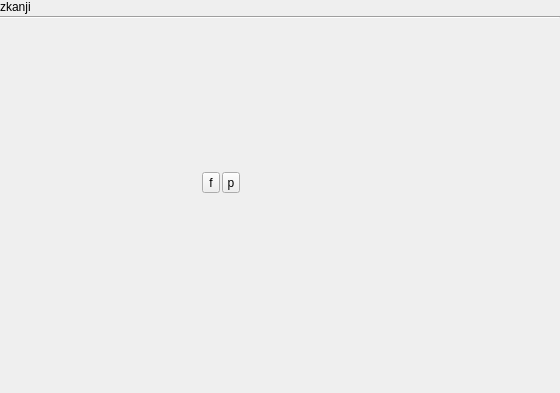
Before: the Qt Designer form popupdict.ui in z1dev/zkanji, drawn with Qt 5.
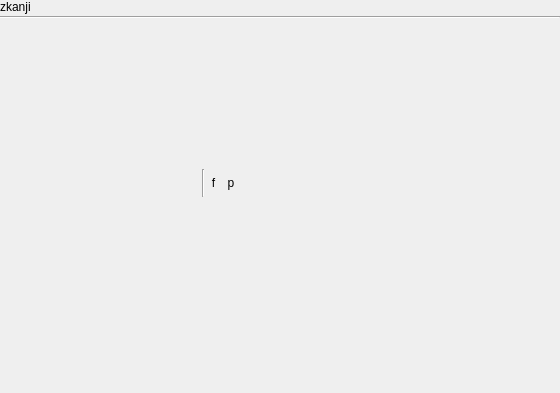
After: the same form once the commit is applied. Icons and pictures are not drawn. Custom widgets are drawn as their Qt base class.

What changed in the file:
```diff
--- a/popupdict.ui
+++ b/popupdict.ui
@@ -94,7 +94,7 @@
        </property>
        <layout class="QHBoxLayout" name="controlLayout">
         <property name="spacing">
-         <number>2</number>
+         <number>0</number>
         </property>
         <property name="leftMargin">
          <number>2</number>
@@ -108,11 +108,31 @@
         <property name="bottomMargin">
          <number>0</number>
         </property>
+        <item>
+         <widget class="Line" name="line_2">
+          <property name="orientation">
+           <enum>Qt::Vertical</enum>
+          </property>
+         </widget>
+        </item>
         <item>
          <widget class="QToolButton" name="floatButton">
           <property name="text">
            <string>f</string>
           </property>
+          <property name="icon">
+           <iconset resource="Resources/resources.qrc">
+            <normaloff>:/floatwnd.svg</normaloff>:/floatwnd.svg</iconset>
+          </property>
+          <property name="iconSize">
+           <size>
+            <width>18</width>
+            <height>18</height>
+           </size>
+          </property>
+          <property name="autoRaise">
+           <bool>true</bool>
+          </property>
          </widget>
         </item>
         <item>
@@ -120,9 +140,22 @@
           <property name="text">
            <string>p</string>
           </property>
+          <property name="icon">
+           <iconset resource="Resources/resources.qrc">
+            <normaloff>:/closex.svg</normaloff>:/closex.svg</iconset>
+          </property>
+          <property name="iconSize">
+           <size>
+            <width>18</width>
+            <height>18</height>
+           </size>
+          </property>
           <property name="checkable">
            <bool>true</bool>
           </property>
+          <property name="autoRaise">
+           <bool>true</bool>
+          </property>
          </widget>
         </item>
        </layout>
```
Left out of the diff: 4 changed lines with no effect on the pictures. Lines whose indentation alone changed are shown as unchanged.
